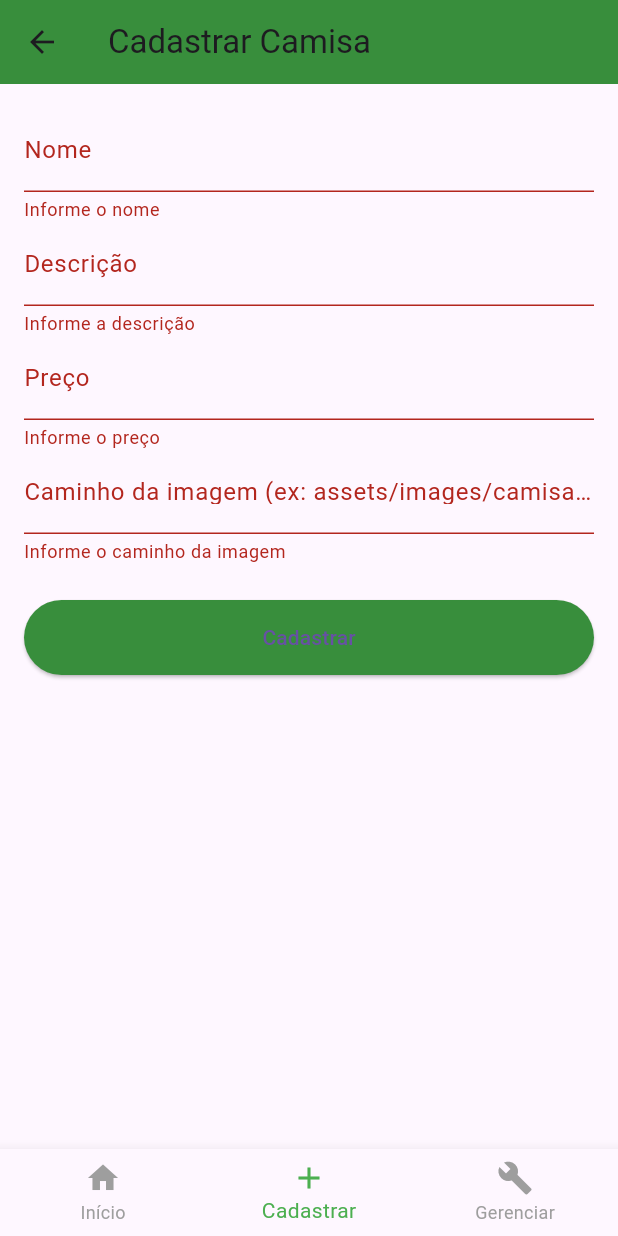
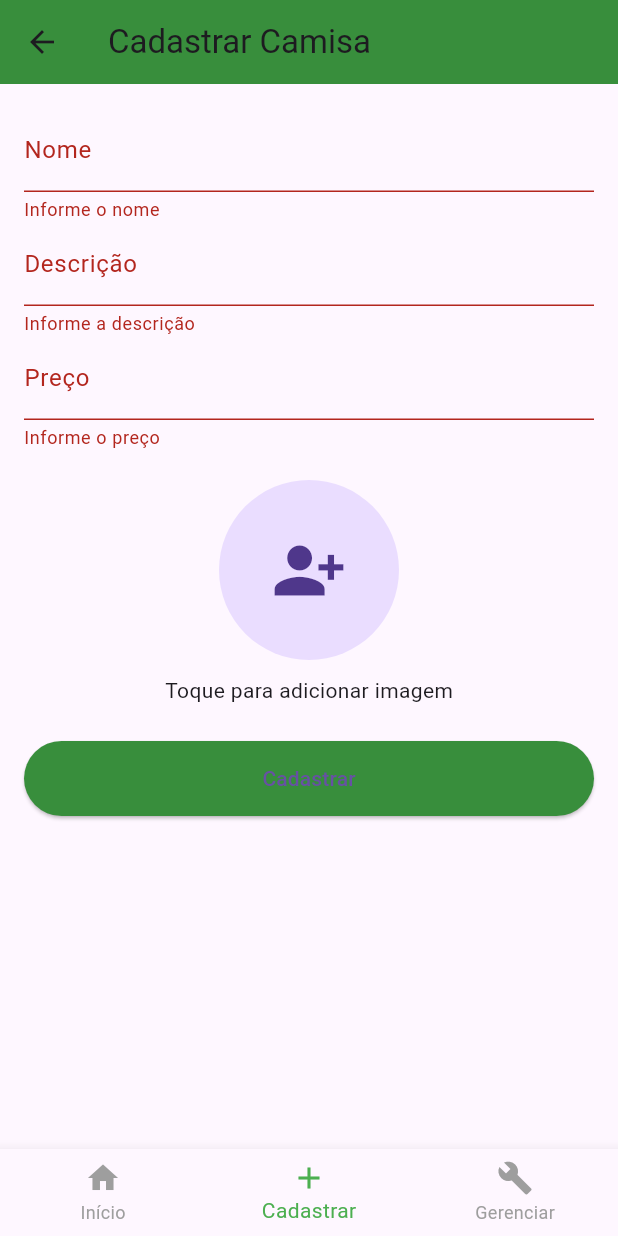
Before and after one commit to Diogomacha/trabmoveisw, a Flutter app: the screen it shows after launch, item 2 of the bottom bar chosen, after a tap on "Cadastrar", on a phone screen of 412 x 824 dp. Run offline on Flutter 3.47's test engine with Material 3 defaults, Android fonts, the phone set to English and light mode, and no system bars; our stand-ins replace image_picker, sqflite; accounts and stored records are empty.

Commit message:
camera final

```diff
--- a/lib/views/cadastro_camisa_page.dart
+++ b/lib/views/cadastro_camisa_page.dart
@@ -2,6 +2,7 @@ import 'package:flutter/material.dart';
 import '../models/produtos.dart';
 import '../persistence/camisa_dao.dart';
 import '../widgets/menu_inferior.dart';
+import '../widgets/imagem_picker_produto.dart';
 
 class CadastroCamisaPage extends StatefulWidget {
   final Camisa? camisaParaEditar;
@@ -18,9 +19,11 @@ class _CadastroCamisaPageState extends State<CadastroCamisaPage> {
   final TextEditingController _nomeController = TextEditingController();
   final TextEditingController _descricaoController = TextEditingController();
   final TextEditingController _precoController = TextEditingController();
-  final TextEditingController _imagemController = TextEditingController();
 
   int _indiceSelecionado = 1;
+
+
+  String? _imagemSelecionada;
 
   @override
   void initState() {
@@ -29,7 +32,7 @@ class _CadastroCamisaPageState extends State<CadastroCamisaPage> {
       _nomeController.text = widget.camisaParaEditar!.nome;
       _descricaoController.text = widget.camisaParaEditar!.descricao;
       _precoController.text = widget.camisaParaEditar!.preco;
-      _imagemController.text = widget.camisaParaEditar!.imagem;
+      _imagemSelecionada = widget.camisaParaEditar!.imagem;
       _indiceSelecionado = 1;
     }
   }
@@ -39,7 +42,6 @@ class _CadastroCamisaPageState extends State<CadastroCamisaPage> {
     _nomeController.dispose();
     _descricaoController.dispose();
     _precoController.dispose();
-    _imagemController.dispose();
     super.dispose();
   }
 
@@ -52,7 +54,7 @@ class _CadastroCamisaPageState extends State<CadastroCamisaPage> {
         nome: _nomeController.text.trim(),
         descricao: _descricaoController.text.trim(),
         preco: precoCorrigido,
-        imagem: _imagemController.text.trim(),
+        imagem: _imagemSelecionada ?? '',
       );
 
       if (widget.camisaParaEditar == null) {
@@ -96,7 +98,7 @@ class _CadastroCamisaPageState extends State<CadastroCamisaPage> {
         padding: const EdgeInsets.all(16),
         child: Form(
           key: _formKey,
-          child: Column(
+          child: ListView(
             children: [
               TextFormField(
                 controller: _nomeController,
@@ -134,19 +136,21 @@ class _CadastroCamisaPageState extends State<CadastroCamisaPage> {
                   return null;
                 },
               ),
-              TextFormField(
-                controller: _imagemController,
-                decoration: const InputDecoration(
-                  labelText: 'Caminho da imagem (ex: assets/images/camisa1.png)',
-                ),
-                validator: (value) {
-                  if (value == null || value.isEmpty) {
-                    return 'Informe o caminho da imagem';
-                  }
-                  return null;
+
+              const SizedBox(height: 20),
+
+
+              ImagemPickerProduto(
+                imagemPathInicial: _imagemSelecionada,
+                onImageSelected: (String? path) {
+                  setState(() {
+                    _imagemSelecionada = path;
+                  });
                 },
               ),
+
               const SizedBox(height: 24),
+
               ElevatedButton(
                 onPressed: _salvarCamisa,
                 style: ElevatedButton.styleFrom(
--- /dev/null
+++ b/lib/widgets/imagem_picker_produto.dart
@@ -0,0 +1,93 @@
+import 'dart:io';
+
+import 'package:flutter/material.dart';
+import 'package:image_picker/image_picker.dart';
+
+class ImagemPickerProduto extends StatefulWidget {
+  final String? imagemPathInicial;
+  final void Function(String? path) onImageSelected;
+
+  const ImagemPickerProduto({
+    Key? key,
+    this.imagemPathInicial,
+    required this.onImageSelected,
+  }) : super(key: key);
+
+  @override
+  State<ImagemPickerProduto> createState() => _ImagemPickerProdutoState();
+}
+
+class _ImagemPickerProdutoState extends State<ImagemPickerProduto> {
+  String? _imagemPath;
+
+  @override
+  void initState() {
+    super.initState();
+    _imagemPath = widget.imagemPathInicial;
+  }
+
+  Future<void> _pickImage(ImageSource source) async {
+    try {
+      final picker = ImagePicker();
+      final pickedFile = await picker.pickImage(source: source, imageQuality: 85);
+
+      if (pickedFile != null) {
+        setState(() {
+          _imagemPath = pickedFile.path;
+        });
+        widget.onImageSelected(_imagemPath);
+      }
+    } catch (e) {
+      debugPrint('Erro ao selecionar imagem: $e');
+    }
+  }
+
+  void _showPickerOptions() {
+    showModalBottomSheet(
+      context: context,
+      builder: (_) => SafeArea(
+        child: Wrap(
+          children: [
+            ListTile(
+              leading: const Icon(Icons.camera_alt),
+              title: const Text('Tirar foto'),
+              onTap: () {
+                Navigator.pop(context);
+                _pickImage(ImageSource.camera);
+              },
+            ),
+            ListTile(
+              leading: const Icon(Icons.photo_library),
+              title: const Text('Escolher da galeria'),
+              onTap: () {
+                Navigator.pop(context);
+                _pickImage(ImageSource.gallery);
+              },
+            ),
+          ],
+        ),
+      ),
+    );
+  }
+
+  @override
+  Widget build(BuildContext context) {
+    return GestureDetector(
+      onTap: _showPickerOptions,
+      child: Column(
+        children: [
+          CircleAvatar(
+            radius: 60,
+            backgroundImage:
+            _imagemPath != null ? FileImage(File(_imagemPath!)) : null,
+            child: _imagemPath == null
+                ? const Icon(Icons.person_add_alt_1, size: 50)
+                : null,
+          ),
+          const SizedBox(height: 10),
+          const Text("Toque para adicionar imagem"),
+        ],
+      ),
+    );
+  }
+}
--- a/lib/widgets/produto_card.dart
+++ b/lib/widgets/produto_card.dart
@@ -1,3 +1,4 @@
+import 'dart:io';
 import 'package:flutter/material.dart';
 import '../models/produtos.dart';
 import '../views/produto_detalhe.dart';
@@ -6,6 +7,16 @@ class CamisaCard extends StatelessWidget {
   final Camisa camisa;
 
   const CamisaCard({Key? key, required this.camisa}) : super(key: key);
+
+  ImageProvider<Object> _resolverImagem(String caminho) {
+    if (caminho.startsWith('/')) {
+      return FileImage(File(caminho));
+    } else if (caminho.startsWith('http')) {
+      return NetworkImage(caminho);
+    } else {
+      return AssetImage(caminho);
+    }
+  }
 
   @override
   Widget build(BuildContext context) {
@@ -25,27 +36,20 @@ class CamisaCard extends StatelessWidget {
         child: Column(
           crossAxisAlignment: CrossAxisAlignment.stretch,
           children: [
-
             ClipRRect(
               borderRadius: const BorderRadius.vertical(top: Radius.circular(16)),
               child: Image(
-                image: camisa.imagem.startsWith('http')
-                    ? NetworkImage(camisa.imagem)
-                    : AssetImage(camisa.imagem) as ImageProvider,
+                image: _resolverImagem(camisa.imagem),
                 height: 120,
                 fit: BoxFit.cover,
-                errorBuilder: (_, __, ___) =>
-                const Icon(Icons.broken_image, size: 120),
+                errorBuilder: (_, __, ___) => const Icon(Icons.broken_image, size: 120),
               ),
             ),
-
-
             Expanded(
               child: Padding(
                 padding: const EdgeInsets.all(8),
                 child: Column(
                   children: [
-
                     Text(
                       camisa.nome,
                       style: const TextStyle(fontWeight: FontWeight.bold),
@@ -54,7 +58,6 @@ class CamisaCard extends StatelessWidget {
                       overflow: TextOverflow.ellipsis,
                     ),
                     const SizedBox(height: 4),
-
                     Text(
                       camisa.precoFormatado,
                       style: const TextStyle(
@@ -64,7 +67,6 @@ class CamisaCard extends StatelessWidget {
                       ),
                     ),
                     const Spacer(),
-
                     ElevatedButton.icon(
                       onPressed: () {
                         ScaffoldMessenger.of(context).showSnackBar(
--- a/pubspec.yaml
+++ b/pubspec.yaml
@@ -30,6 +30,9 @@ environment:
 dependencies:
   flutter:
     sdk: flutter
+
+  image_picker: ^1.0.4
+
 
   # The following adds the Cupertino Icons font to your application.
   # Use with the CupertinoIcons class for iOS style icons.
```
Also changed, not shown: lib/views/camisa_gerenciar_page.dart (+17 -17 lines), lib/views/produto_detalhe.dart (+16 -3 lines), pubspec.lock, 1 other file.
